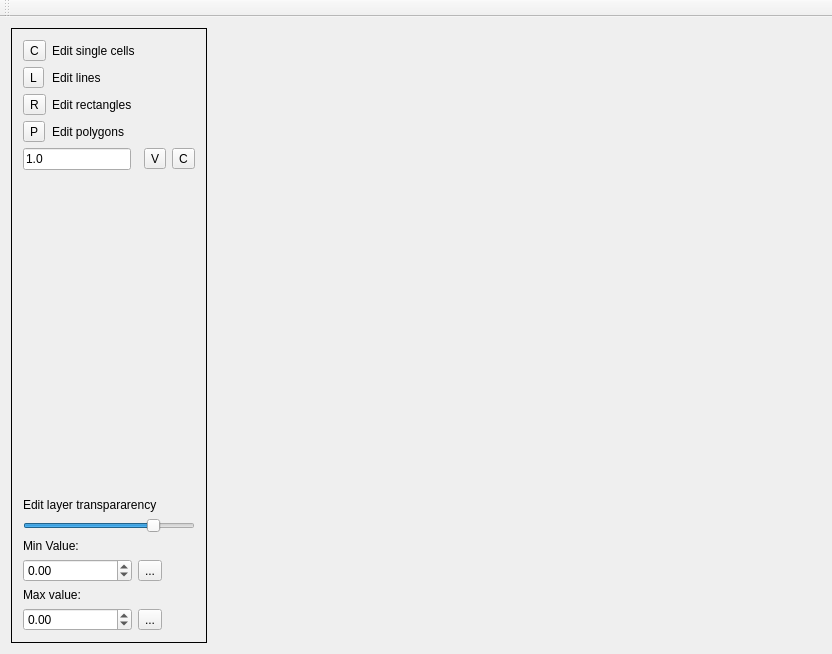
This is mainwindow.ui in vjetten/MapEdit as Qt 5 draws it before an edit. The edited form follows.
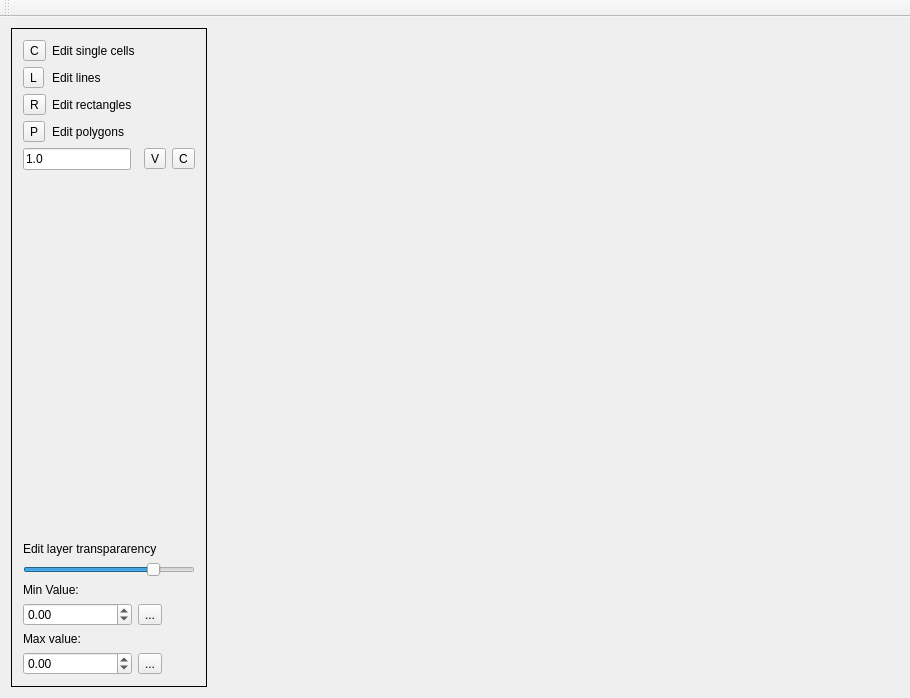
This is the edited form. Icons and pictures are not drawn.

The edit to the form file:
```diff
--- a/mainwindow.ui
+++ b/mainwindow.ui
@@ -6,8 +6,8 @@
    <rect>
     <x>0</x>
     <y>0</y>
-    <width>832</width>
-    <height>654</height>
+    <width>910</width>
+    <height>698</height>
    </rect>
   </property>
   <property name="windowTitle">
```
Left out of the diff: 2 changed lines with no effect on the pictures.
